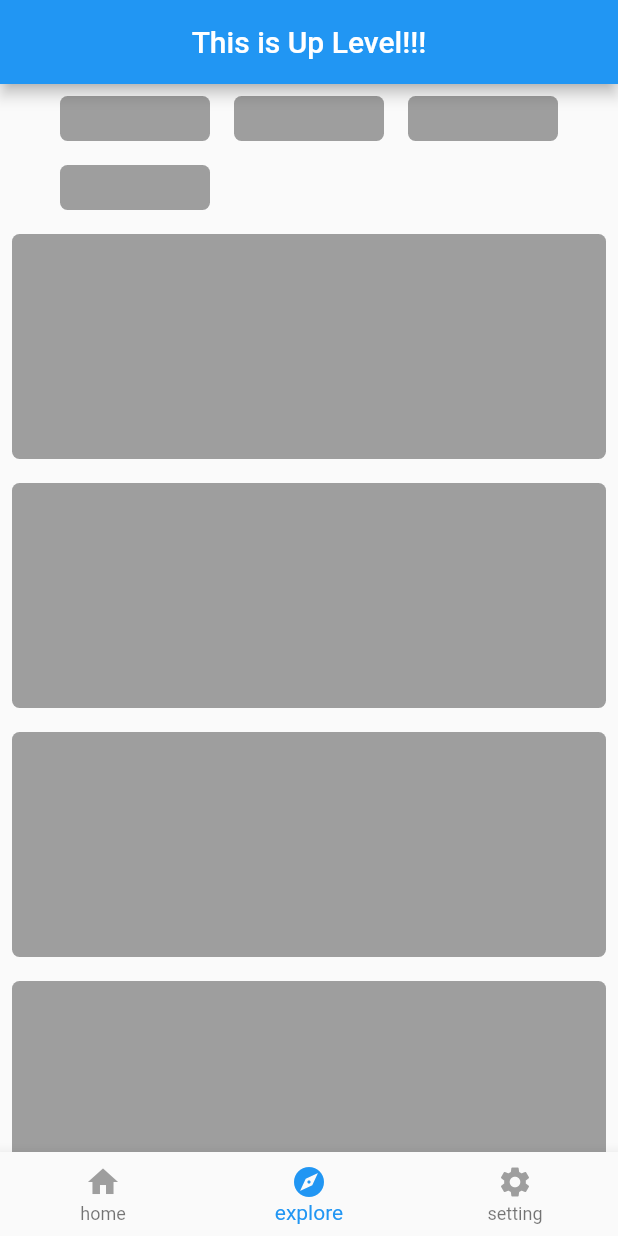
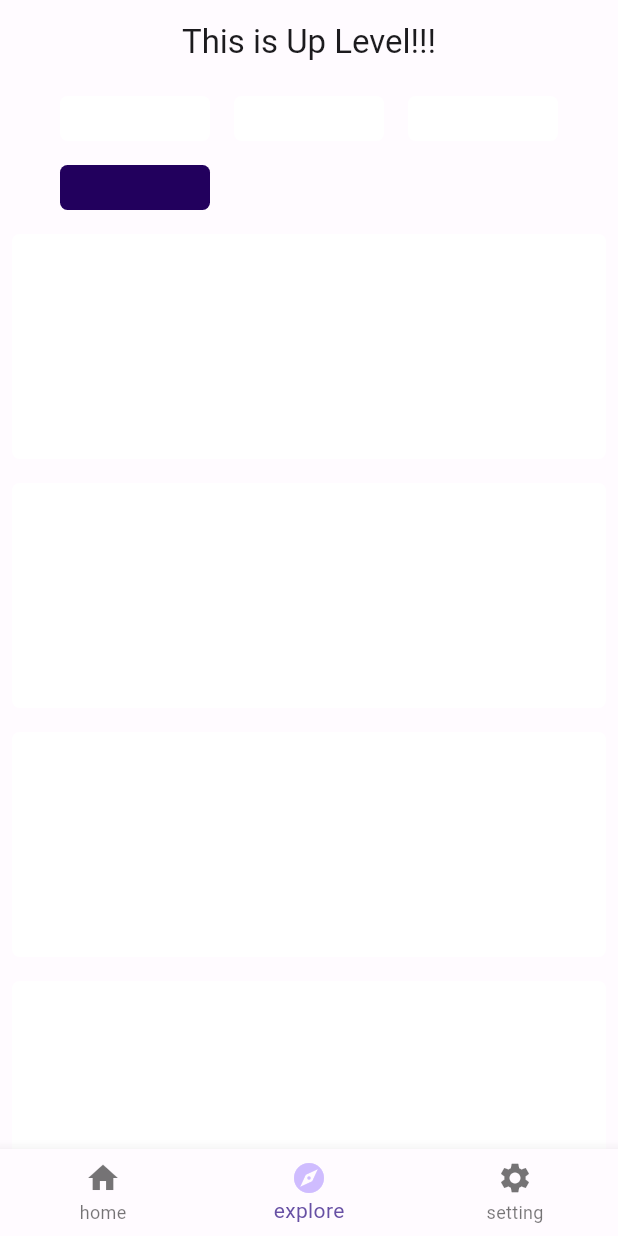
Before and after one commit to idealgyu/bottom_navigator, a Flutter app: the screen it shows after launch, item 2 of the bottom bar chosen, on a phone screen of 412 x 824 dp. Run offline on Flutter 3.47's test engine with Material 2 defaults, Android fonts, the phone set to English and light mode, and no system bars; our stand-ins replace get.

Commit message:
second commit

```diff
--- a/lib/main.dart
+++ b/lib/main.dart
@@ -1,3 +1,4 @@
+import 'package:bottom_navagation/color_schemes.g.dart';
 import 'package:bottom_navagation/src/controller/root_controller.dart';
 import 'package:bottom_navagation/src/page/detail_home.dart';
 import 'package:bottom_navagation/src/root.dart';
@@ -6,6 +7,8 @@ import 'package:flutter/services.dart';
 import 'package:get/get.dart';
 
 void main() async {
+
+
 
   WidgetsFlutterBinding.ensureInitialized();
   await SystemChrome.setPreferredOrientations([
@@ -16,6 +19,9 @@ void main() async {
 
   runApp(const MyApp());
 }
+
+// const seedColor = Color(0xFF6750A4);
+// const outPadding = 32.0;
 
 class MyApp extends StatelessWidget {
   const MyApp({super.key});
@@ -30,10 +36,32 @@ class MyApp extends StatelessWidget {
       }),
 
       title: 'Flutter Demo',
+
+      //Material 3 적용 코드!!!!!
       theme: ThemeData(
+        useMaterial3: true,
+        colorScheme: lightColorScheme,
+      ),
+      darkTheme: ThemeData(
+        useMaterial3: true,
+        colorScheme: darkColorScheme,
+      ),
+      themeMode: ThemeMode.system, //시스템 설정을 따라간다!!
 
-        primarySwatch: Colors.blue,
-      ),
+      // //아래는 코딩파파 코드
+      // theme: ThemeData(
+      //   useMaterial3: true,
+      //   colorScheme: ColorScheme.fromSeed(seedColor: seedColor,
+      //   brightness: Brightness.light),
+      // ),
+      // darkTheme: ThemeData(
+      //   useMaterial3: true,
+      //   colorScheme: ColorScheme.fromSeed(seedColor: seedColor,
+      //       brightness: Brightness.dark),
+      // ),
+      // themeMode: ThemeMode.system, //시스템 설정을 따라간다!!
+
+
       home: Root(),
 
       getPages: [
--- a/lib/src/controller/root_controller.dart
+++ b/lib/src/controller/root_controller.dart
@@ -30,6 +30,7 @@ class RootController extends GetxController{
 
   //leading에서 뒤로가기 눌러지면 호출되는 함수
   void back(){
+    setCategory(false);
     onWillPop();
   }
 
--- a/lib/src/page/explore.dart
+++ b/lib/src/page/explore.dart
@@ -31,7 +31,7 @@ class Explore extends StatelessWidget {
             height: 30,
 
             decoration: BoxDecoration(
-              color: Colors.grey,
+              color: Theme.of(context).colorScheme.onPrimary,
               borderRadius: BorderRadius.circular(5),
             ),
           ),
@@ -44,7 +44,7 @@ class Explore extends StatelessWidget {
           height: 30,
 
           decoration: BoxDecoration(
-            color: Colors.grey,
+            color: Theme.of(context).colorScheme.onPrimary,
             borderRadius: BorderRadius.circular(5),
           ),
         ),
@@ -56,7 +56,7 @@ class Explore extends StatelessWidget {
           height: 30,
 
           decoration: BoxDecoration(
-            color: Colors.grey,
+            color: Theme.of(context).colorScheme.onPrimary,
             borderRadius: BorderRadius.circular(5),
           ),
         ),
@@ -68,7 +68,7 @@ class Explore extends StatelessWidget {
           height: 30,
 
           decoration: BoxDecoration(
-            color: Colors.grey,
+            color: Theme.of(context).colorScheme.onPrimaryContainer,
             borderRadius: BorderRadius.circular(5),
           ),
         ),
@@ -76,7 +76,7 @@ class Explore extends StatelessWidget {
     );
   }
 
-  Widget _listMenu() {
+  Widget _listMenu(context) {
     return Center(
         child: SingleChildScrollView(
       child: Column(
@@ -89,7 +89,7 @@ class Explore extends StatelessWidget {
                   height: 150,
 
                   decoration: BoxDecoration(
-                    color: Colors.grey,
+                    color: Theme.of(context).colorScheme.onPrimary,
                     borderRadius: BorderRadius.circular(5),
                   ),
                 )),
@@ -105,7 +105,7 @@ class Explore extends StatelessWidget {
         _categoryMenu(context),
 
         //오버플로우 발생 -> Expanded로 감싸서 영역을 지정해줘서 해결했다.
-        Expanded(child: _listMenu())
+        Expanded(child: _listMenu(context))
       ],
     );
   }
--- a/lib/src/page/home.dart
+++ b/lib/src/page/home.dart
@@ -1,5 +1,6 @@
 import 'package:flutter/material.dart';
 import 'package:get/get.dart';
+import 'package:bottom_navagation/color_schemes.g.dart';
 
 class Home extends StatelessWidget {
   const Home({Key? key}) : super(key: key);
@@ -21,7 +22,7 @@ class Home extends StatelessWidget {
             height: 150,
 
             decoration: BoxDecoration(
-                color: Colors.grey,
+                color: darkColorScheme.onPrimary,
                 borderRadius: BorderRadius.circular(5),
             ),
 
--- a/lib/src/root.dart
+++ b/lib/src/root.dart
@@ -5,6 +5,8 @@ import 'package:flutter/material.dart';
 import 'package:get/get.dart';
 
 import 'page/home.dart';
+
+import 'package:bottom_navagation/color_schemes.g.dart';
 
 class Root extends GetView<RootController> {
   Root({Key? key}) : super(key: key);
@@ -56,19 +58,19 @@ class Root extends GetView<RootController> {
           onTap: controller.changeIndex,
           items: [
             BottomNavigationBarItem(
-                icon: Icon(Icons.home, color: Colors.grey,),
+                icon: Icon(Icons.home,  ),
               label: 'home',
-              activeIcon: Icon(Icons.home, color: Colors.blue,),
+              activeIcon: Icon(Icons.home,color: darkColorScheme.primary),
             ),
             BottomNavigationBarItem(
-              icon: Icon(Icons.explore, color: Colors.grey,),
+              icon: Icon(Icons.explore, ),
               label: 'explore',
-              activeIcon: Icon(Icons.explore, color: Colors.blue,),
+              activeIcon: Icon(Icons.explore,color: darkColorScheme.primary),
             ),
             BottomNavigationBarItem(
-              icon: Icon(Icons.settings, color: Colors.grey,),
+              icon: Icon(Icons.settings, ),
               label: 'setting',
-              activeIcon: Icon(Icons.settings, color: Colors.blue,),
+              activeIcon: Icon(Icons.settings, color: darkColorScheme.primary),
             ),
           ],
         ),
```
Also changed, not shown: lib/color_schemes.g.dart (added).
